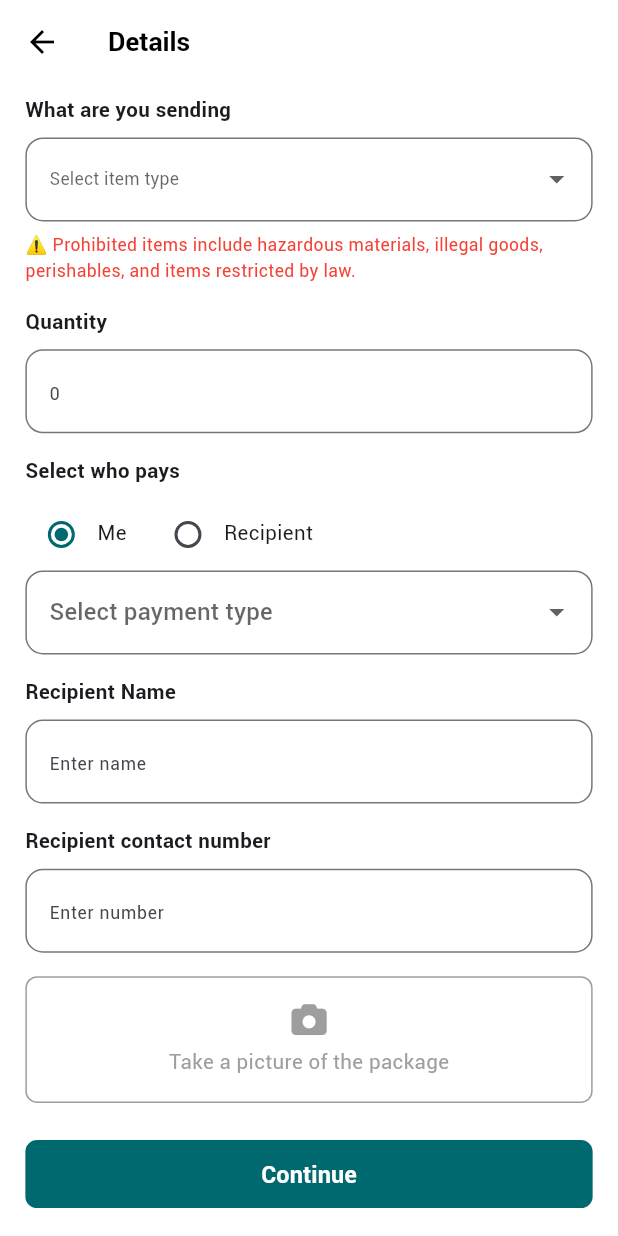
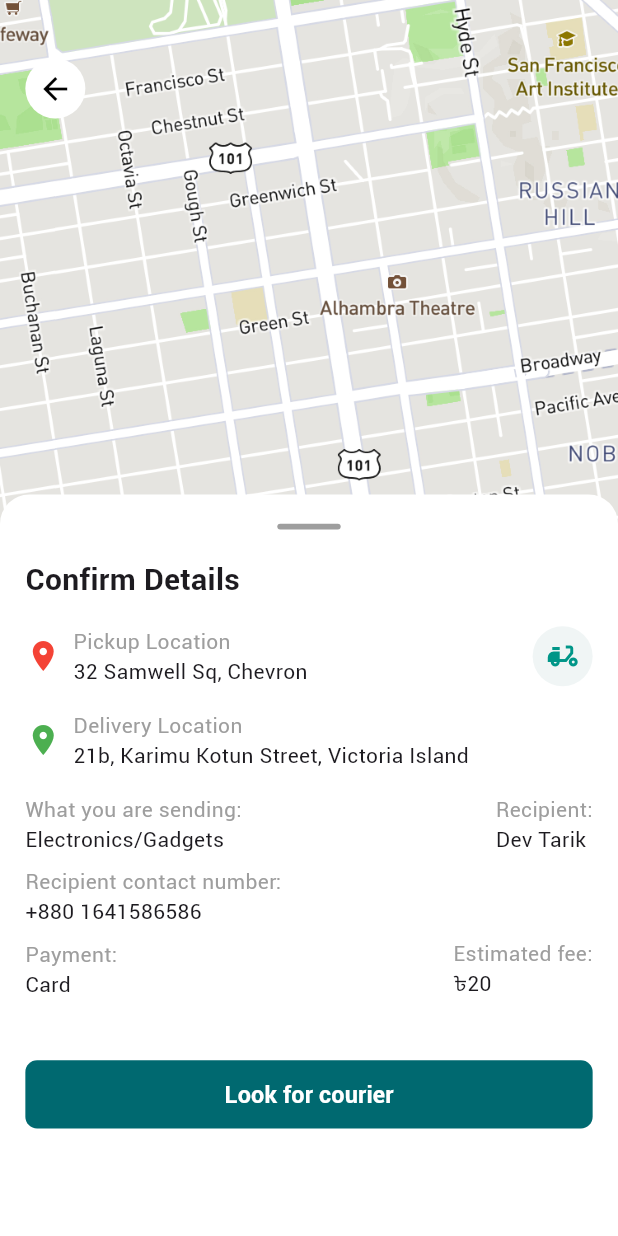
Before and after one commit to tarikbinaziz/parcel_track, a Flutter app: the DetailsScreen screen opened by its route, after a tap on "Continue", on a phone screen of 412 x 824 dp. Run offline on Flutter 3.47's test engine with Material 3 defaults, Android fonts, the phone set to English and light mode, and no system bars; our stand-ins replace animated_toggle_switch, cached_network_image, carousel_slider, dio, flutter_easyloading, flutter_form_builder and 15 more; missing offline and left inert: flutter_downloader, open_file_plus; accounts and stored records are empty; generated files the repository leaves out were written again; Roboto replaces fonts that are missing (Rotobo); project files that could hold a hidden picture were left out.

Commit message:
instant delivery done

```diff
--- a/lib/routes.dart
+++ b/lib/routes.dart
@@ -6,6 +6,8 @@ import 'package:parcel_track/views/auth/components/phone_verification.dart';
 import 'package:parcel_track/views/auth/login_screen.dart';
 import 'package:parcel_track/views/auth/signup_screen.dart';
 import 'package:parcel_track/views/dashboard/dashboard_screen.dart';
+import 'package:parcel_track/views/dashboard/home_screen/confirm_details_screen.dart';
+import 'package:parcel_track/views/dashboard/home_screen/courier_details_screen.dart';
 import 'package:parcel_track/views/dashboard/home_screen/details.dart';
 import 'package:parcel_track/views/dashboard/home_screen/instant_delivery_screen.dart';
 import 'package:parcel_track/views/dashboard/order_screen/components/order_details.dart';
@@ -34,6 +36,9 @@ class Routes {
   static const dashboardScreen = '/dashboardScreen';
   static const instantDeliveryScreen = '/instantDeliveryScreen';
   static const detailsScreen = '/details';
+  static const confirmDetailsScreen = '/confirmdetails';
+  static const courierDetailsScreen = '/courierDetails';
+
 
   static const cartScreen = '/cartScreen';
   static const shippingPayment = '/shippingPayment';
@@ -84,6 +89,17 @@ Route generatedRoutes(RouteSettings settings) {
     case Routes.detailsScreen:
       child = const DetailsScreen();
       break;
+    case Routes.confirmDetailsScreen:
+      child = const ConfirmDetailsScreen();
+      break;
+    case Routes.courierDetailsScreen:
+      child = const CourierDetailsScreen();
+      break;
+
+
+
+
+
 
     case Routes.shippingPayment:
       child = ShippingAndPayment(isReOrder: settings.arguments as bool);
--- /dev/null
+++ b/lib/views/dashboard/home_screen/confirm_details_screen.dart
@@ -0,0 +1,299 @@
+import 'package:flutter/material.dart';
+import 'package:flutter_riverpod/flutter_riverpod.dart';
+import 'package:flutter_screenutil/flutter_screenutil.dart';
+import 'package:parcel_track/components/custom_button.dart';
+import 'package:parcel_track/config/app_color.dart';
+import 'package:parcel_track/routes.dart';
+import 'package:parcel_track/utils/extensions.dart';
+
+class ConfirmDetailsScreen extends ConsumerStatefulWidget {
+  const ConfirmDetailsScreen({super.key});
+
+  @override
+  ConsumerState<ConfirmDetailsScreen> createState() =>
+      _ConfirmDetailsScreenState();
+}
+
+class _ConfirmDetailsScreenState extends ConsumerState<ConfirmDetailsScreen> {
+  @override
+  Widget build(BuildContext context) {
+    return Scaffold(
+      body: SafeArea(
+        child: Stack(
+          children: [
+            // Map view placeholder
+            Container(
+              // height: 0.4.sh,
+              decoration: const BoxDecoration(
+                image: DecorationImage(
+                    image: AssetImage('assets/images/png/map.png'),
+                    fit: BoxFit.cover),
+              ),
+            ),
+            Positioned(
+              top: 40.h,
+              left: 16.w,
+              child: GestureDetector(
+                onTap: () => context.nav.pop(),
+                child: const CircleAvatar(
+                  backgroundColor: Colors.white,
+                  child: Icon(Icons.arrow_back, color: Colors.black),
+                ),
+              ),
+            ),
+            DraggableScrollableSheet(
+              initialChildSize: 0.6,
+              minChildSize: 0.6,
+              maxChildSize: 0.9,
+              builder: (context, scrollController) {
+                return Container(
+                  padding:
+                      EdgeInsets.symmetric(horizontal: 16.w, vertical: 20.h),
+                  decoration: BoxDecoration(
+                    color: Colors.white,
+                    borderRadius:
+                        BorderRadius.vertical(top: Radius.circular(20.r)),
+                  ),
+                  child: ListView(
+                    controller: scrollController,
+                    children: [
+                      Center(
+                        child: Container(
+                          width: 40.w,
+                          height: 4.h,
+                          decoration: BoxDecoration(
+                            color: Colors.grey,
+                            borderRadius: BorderRadius.circular(2.r),
+                          ),
+                        ),
+                      ),
+                      SizedBox(height: 20.h),
+                      const Text(
+                        'Confirm Details',
+                        style: TextStyle(
+                          fontSize: 20.0,
+                          fontWeight: FontWeight.bold,
+                        ),
+                      ),
+                      const SizedBox(height: 16.0),
+
+                      // Pickup and Delivery Locations,
+
+                      Row(
+                        children: [
+                          const Icon(Icons.place, color: Colors.red),
+                          const SizedBox(width: 8.0),
+                          const Expanded(
+                            child: Column(
+                              crossAxisAlignment: CrossAxisAlignment.start,
+                              children: [
+                                Text(
+                                  'Pickup Location',
+                                  style: TextStyle(
+                                    color: Colors.grey,
+                                  ),
+                                ),
+                                Text('32 Samwell Sq, Chevron'),
+                              ],
+                            ),
+                          ),
+                          Container(
+                              decoration: BoxDecoration(
+                                color: AppColor.cardLightBg,
+                                shape: BoxShape.circle,
+                              ),
+                              child: const Padding(
+                                padding: EdgeInsets.all(8.0),
+                                child: Icon(Icons.delivery_dining,
+                                    color: Colors.teal),
+                              )),
+                        ],
+                      ),
+                      const SizedBox(height: 16.0),
+                      const Row(
+                        children: [
+                          Icon(Icons.place, color: Colors.green),
+                          SizedBox(width: 8.0),
+                          Expanded(
+                            child: Column(
+                              crossAxisAlignment: CrossAxisAlignment.start,
+                              children: [
+                                Text(
+                                  'Delivery Location',
+                                  style: TextStyle(
+                                    color: Colors.grey,
+                                  ),
+                                ),
+                                Text(
+                                    '21b, Karimu Kotun Street, Victoria Island'),
+                              ],
+                            ),
+                          ),
+                        ],
+                      ),
+
+                      const SizedBox(height: 16.0),
+
+                      // Additional Details
+                      const Row(
+                        mainAxisAlignment: MainAxisAlignment.spaceBetween,
+                        children: [
+                          Column(
+                            crossAxisAlignment: CrossAxisAlignment.start,
+                            children: [
+                              Text(
+                                'What you are sending: ',
+                                style: TextStyle(
+                                  color: Colors.grey,
+                                ),
+                              ),
+                              Text('Electronics/Gadgets'),
+                            ],
+                          ),
+                          Column(
+                            crossAxisAlignment: CrossAxisAlignment.start,
+                            children: [
+                              Text(
+                                'Recipient:',
+                                style: TextStyle(
+                                  color: Colors.grey,
+                                ),
+                              ),
+                              Text('Dev Tarik'),
+                            ],
+                          ),
+                        ],
+                      ),
+                      const SizedBox(height: 8.0),
+                      const Text(
+                        'Recipient contact number:',
+                        style: TextStyle(color: Colors.grey),
+                      ),
+                      const Text('+880 1641586586'),
+                      const SizedBox(height: 8.0),
+                      const Row(
+                        mainAxisAlignment: MainAxisAlignment.spaceBetween,
+                        children: [
+                          Column(
+                            crossAxisAlignment: CrossAxisAlignment.start,
+                            children: [
+                              Text('Payment:',
+                                  style: TextStyle(color: Colors.grey)),
+                              Text('Card'),
+                            ],
+                          ),
+                          SizedBox(height: 8.0),
+                          Column(
+                            crossAxisAlignment: CrossAxisAlignment.start,
+                            children: [
+                              Text('Estimated fee:',
+                                  style: TextStyle(color: Colors.grey)),
+                              Text('৳20'),
+                            ],
+                          ),
+                        ],
+                      ),
+
+                      // // Edit and Submit Buttons
+                      // Row(
+                      //   mainAxisAlignment: MainAxisAlignment.spaceBetween,
+                      //   children: [
+                      //     TextButton(
+                      //       onPressed: () {},
+                      //       child: const Text(
+                      //         'Edit Details',
+                      //         style: TextStyle(
+                      //           color: Colors.teal,
+                      //           fontWeight: FontWeight.bold,
+                      //         ),
+                      //       ),
+                      //     ),
+                      //   ],
+                      // ),
+                      SizedBox(height: 40.h),
+                      CustomButton(
+                        onPressed: () {
+                          context.nav.pushNamed(Routes.courierDetailsScreen);
+                        },
+                        text: "Look for courier",
+                      ),
+                    ],
+                  ),
+                );
+              },
+            ),
+          ],
+        ),
+      ),
+    );
+  }
+
+  Widget buildLocationTile(
+      {required IconData icon,
+      required String title,
+      required String address,
+      required Color iconColor}) {
+    return Column(
+      crossAxisAlignment: CrossAxisAlignment.start,
+      children: [
+        Text(
+          title,
+          style: TextStyle(fontSize: 14.sp, fontWeight: FontWeight.bold),
+        ),
+        SizedBox(height: 8.h),
+        Container(
+          padding: EdgeInsets.symmetric(horizontal: 12.w, vertical: 16.h),
+          decoration: BoxDecoration(
+            color: AppColor.cardLightBg,
+            borderRadius: BorderRadius.circular(8.r),
+          ),
+          child: Row(
+            children: [
+              Icon(icon, color: iconColor, size: 20.sp),
+              SizedBox(width: 8.w),
+              Expanded(
+                child: Text(
+                  address,
+                  style: TextStyle(fontSize: 14.sp, color: Colors.grey[700]),
+                  overflow: TextOverflow.ellipsis,
+                ),
+              ),
+            ],
+          ),
+        ),
+      ],
+    );
+  }
+
+  Widget buildVehicleOption(
+      {required IconData icon,
+      required String label,
+      bool isSelected = false,
+      VoidCallback? onTap}) {
+    return GestureDetector(
+      onTap: onTap,
+      child: Column(
+        children: [
+          Container(
+            decoration: BoxDecoration(
+              color: isSelected ? AppColor.primaryColor : AppColor.cardLightBg,
+              shape: BoxShape.circle,
+            ),
+            child: Padding(
+              padding: EdgeInsets.all(24.0.r),
+              child: Icon(
+                icon,
+                color: isSelected ? Colors.white : Colors.grey[600],
+              ),
+            ),
+          ),
+          SizedBox(height: 8.h),
+          Text(
+            label,
+            style: TextStyle(fontSize: 14.sp),
+          ),
+        ],
+      ),
+    );
+  }
+}
--- a/lib/views/dashboard/home_screen/details.dart
+++ b/lib/views/dashboard/home_screen/details.dart
@@ -8,6 +8,8 @@ import 'package:parcel_track/components/custom_button.dart';
 import 'package:parcel_track/config/app_color.dart';
 import 'package:parcel_track/config/app_text.dart';
 import 'package:parcel_track/config/theme.dart';
+import 'package:parcel_track/routes.dart';
+import 'package:parcel_track/utils/extensions.dart';
 
 class DetailsScreen extends StatefulWidget {
   const DetailsScreen({super.key});
@@ -240,7 +242,11 @@ class _DetailsScreenState extends State<DetailsScreen> {
             SizedBox(height: 24.h),
 
             // Continue button,
-            CustomButton(onPressed: () {}, text: 'Continue'),
+            CustomButton(
+                onPressed: () {
+                  context.nav.pushNamed(Routes.confirmDetailsScreen);
+                },
+                text: 'Continue'),
           ],
         ),
       ),
```
Also changed, not shown: lib/views/dashboard/home_screen/courier_details_screen.dart (added, +287 -0 lines), lib/views/dashboard/home_screen/instant_delivery_screen.dart (+6 -3 lines).
